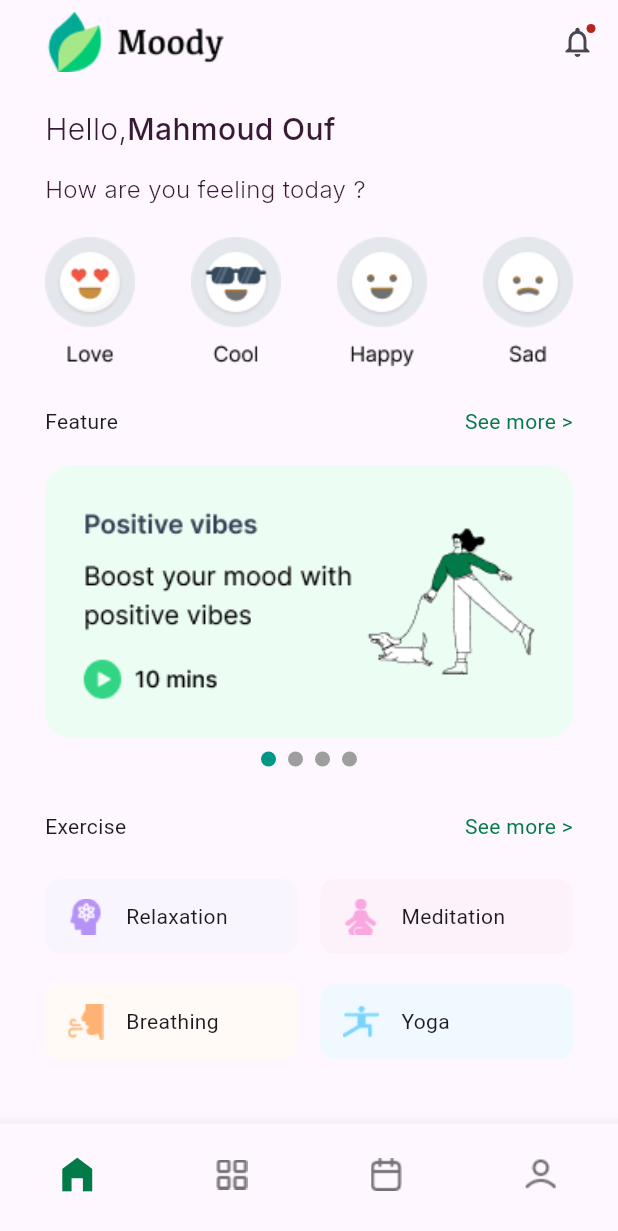
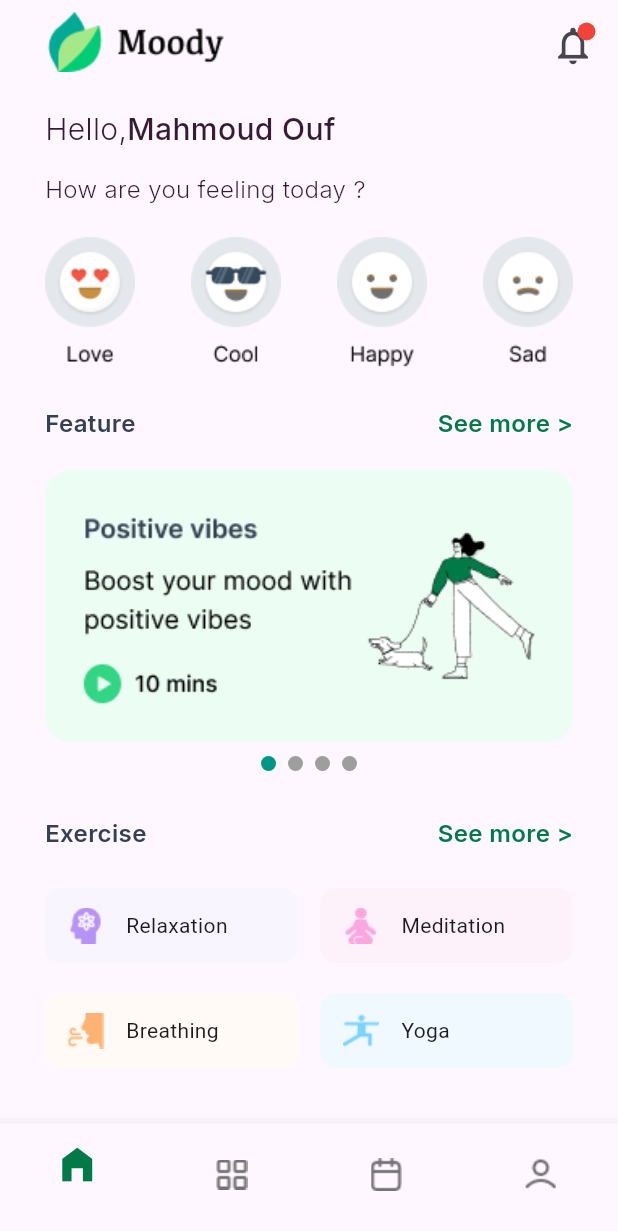
Before and after one commit to MahmouudMohamed/exam_c11_star, a Flutter app: the screen it shows after launch, on a phone screen of 412 x 824 dp. Shown: the top 1231 px of the screen. Run offline on Flutter 3.47's test engine with Material 3 defaults, Android fonts, the phone set to English and light mode, and no system bars; drawn by our look-alikes of smooth_page_indicator; our stand-ins replace google_fonts.

Commit message:
edit buttons2

```diff
--- a/lib/health/pages/home/moody_health_main.dart
+++ b/lib/health/pages/home/moody_health_main.dart
@@ -1,3 +1,5 @@
+import 'dart:ui';
+
 import 'package:exam_str_c11/health/pages/home/home.dart';
 import 'package:exam_str_c11/health/pages/profile.dart';
 import 'package:exam_str_c11/health/pages/test1.dart';
@@ -14,7 +16,7 @@ class MoodyHealth extends StatefulWidget {
 }
 
 class _MoodyHealthState extends State<MoodyHealth> {
-int index = 0;
+  int index = 0;
 
   @override
   Widget build(BuildContext context) {
@@ -27,13 +29,19 @@ int index = 0;
           Padding(
             padding: const EdgeInsets.all(15.0),
             child: Badge(
-              child: Icon(Icons.notifications_none_outlined)),
+              child: Icon(
+                Icons.notifications_none_outlined,
+                size: 30,
+              ),
+              smallSize: 12,
+              backgroundColor: Color(0xffF04438),
+            ),
           ),
         ],
       ),
       bottomNavigationBar: BottomNavigationBar(
           type: BottomNavigationBarType.fixed,
-          showSelectedLabels: false,
+          iconSize: 40,
           currentIndex: index,
           onTap: (value) {
             index = value;
@@ -41,32 +49,40 @@ int index = 0;
           },
           showUnselectedLabels: false,
           selectedItemColor: Color(0xff027A48),
-          items:[
-            BottomNavigationBarItem(icon: Icon(Icons.home_filled,size: 30,),label: ""),
-            BottomNavigationBarItem(icon: ImageIcon(
-              AssetImage(
-                "assets/images/2.png",),
-              size: 40,
-            ), label: ""),
-            BottomNavigationBarItem(icon: ImageIcon(
-              AssetImage(
-                "assets/images/3.png",),
-              size: 40,
-            ), label: ""),
-            BottomNavigationBarItem(icon: ImageIcon(
-              AssetImage(
-                "assets/images/4.png",),
-              size: 40,
-            ), label: ""),
-
-          ]
-      ),
-
-      body:pages[index] ,
+          items: [
+            BottomNavigationBarItem(
+                icon: Icon(
+                  Icons.home_filled,
+                  size: 30,
+                ),
+                label: ""),
+            BottomNavigationBarItem(
+                icon: ImageIcon(
+                  AssetImage(
+                    "assets/images/2.png",
+                  ),
+                ),
+                label: ""),
+            BottomNavigationBarItem(
+                icon: ImageIcon(
+                  AssetImage(
+                    "assets/images/3.png",
+                  ),
+                ),
+                label: ""),
+            BottomNavigationBarItem(
+                icon: ImageIcon(
+                  AssetImage(
+                    "assets/images/4.png",
+                  ),
+                ),
+                label: ""),
+          ]),
+      body: pages[index],
     );
   }
 
-  List<Widget>pages=[
+  List<Widget> pages = [
     HomeScreen(),
     Test1Screen(),
     Test2Screen(),
--- a/lib/health/pages/home/rows_title.dart
+++ b/lib/health/pages/home/rows_title.dart
@@ -1,22 +1,32 @@
 import 'package:flutter/material.dart';
+import 'package:google_fonts/google_fonts.dart';
 
 class RowsTitle extends StatelessWidget {
-   RowsTitle({super.key,required this.title});
-   String title;
+  RowsTitle({super.key, required this.title});
+
+  String title;
 
   @override
   Widget build(BuildContext context) {
     return Row(
       mainAxisAlignment: MainAxisAlignment.spaceBetween,
       children: [
-        Text(title),
+        Text(
+          title,
+          style: GoogleFonts.inter(
+              color: Color(0xFF344054),
+              fontWeight: FontWeight.w600,
+              fontSize: 16),
+        ),
         InkWell(
-          onTap: () {
-          },
-            child: Text("See more >",
-              style: TextStyle(
-          color: Color(0xff027A48)
-        ),)),
+            onTap: () {},
+            child: Text(
+              "See more >",
+              style: GoogleFonts.inter(
+                  color: Color(0xff027A48),
+                  fontWeight: FontWeight.w600,
+                  fontSize: 16),
+            )),
       ],
     );
   }
```
